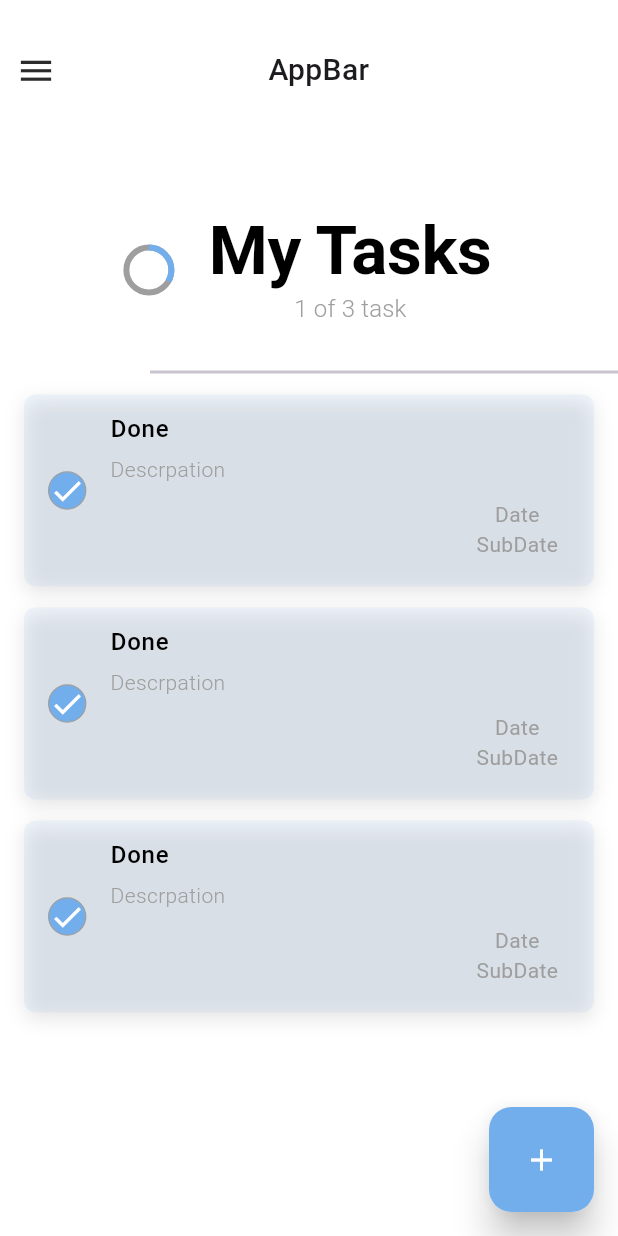
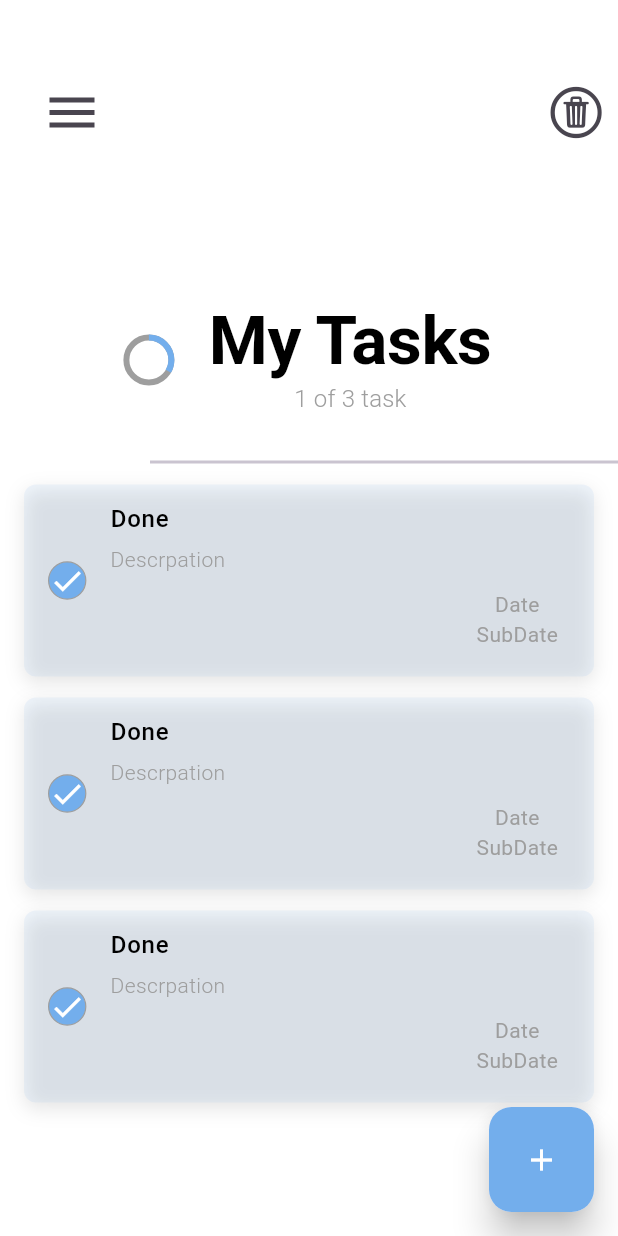
Before and after one commit to nguyenquangtung004/AppToDo, a Flutter app: the screen it shows after launch, on a phone screen of 412 x 824 dp. Run offline on Flutter 3.47's test engine with Material 3 defaults, Android fonts, the phone set to English and light mode, and no system bars; drawn by our look-alikes of flutter_slider_drawer; our stand-ins replace animate_do, hive, hive_flutter, lottie; accounts and stored records are empty.

Commit message:
tái cấu trúc HomeView với HomeAppBar tái sử dụng và cải thiện SliderDrawer

```diff
--- /dev/null
+++ b/lib/views/home/components/home_app_bar.dart
@@ -0,0 +1,85 @@
+  import 'package:flutter/cupertino.dart';
+  import 'package:flutter/material.dart';
+  import 'package:flutter_slider_drawer/flutter_slider_drawer.dart';
+
+  class HomeAppBar extends StatefulWidget {
+    const HomeAppBar({super.key, required this.drawerKey});
+    final GlobalKey<SliderDrawerState> drawerKey;
+
+    @override
+    State<HomeAppBar> createState() => _HomeAppBarState();
+  }
+
+  class _HomeAppBarState extends State<HomeAppBar>
+      with SingleTickerProviderStateMixin {
+    late AnimationController animationController;
+    bool isDrawerOpen = false;
+
+    @override
+    void initState() {
+      animationController = AnimationController(
+        vsync: this,
+        duration: const Duration(seconds: 1),
+      );
+      super.initState();
+    }
+
+    @override
+    void dispose() {
+      animationController.dispose();
+      super.dispose();
+    }
+    //OnToggle
+    void onDrawerToggle(){
+      setState(() {
+        isDrawerOpen = !isDrawerOpen;// Đảo trạng thái: true -> false hoặc ngược lại.
+        if(isDrawerOpen){
+          animationController.forward();// Kích hoạt hiệu ứng chuyển sang trạng thái "đóng".
+          widget.drawerKey.currentState!.openSlider();// Mở ngăn kéo.
+
+        }else{
+          animationController.reverse();// Kích hoạt hiệu ứng chuyển sang trạng thái "mở".
+          widget.drawerKey.currentState!.closeSlider(); // Đóng ngăn kéo.
+        }
+      });
+    }
+
+    @override
+    Widget build(BuildContext context) {
+      return SizedBox(
+        width: double.infinity,
+        height: 130,
+        child: Padding(
+          padding: const EdgeInsets.only(top: 20),
+          child: Row(
+            mainAxisAlignment: MainAxisAlignment.spaceBetween,
+            children: [
+              Padding(
+                padding: const EdgeInsets.only(left: 20),
+                child: IconButton(
+                  onPressed: onDrawerToggle,
+                  icon: AnimatedIcon(
+                    icon: AnimatedIcons.menu_close,
+                    progress: animationController,
+                    size: 40,
+                  ),
+                ),
+              ),
+              Padding(
+                padding: const EdgeInsets.only(left: 20),
+                child: IconButton(
+                  onPressed: (){
+                    //
+                  },
+                  icon: const Icon(
+                    CupertinoIcons.trash_circle,
+                    size: 40,
+                  ),
+                ),
+              ),
+            ],
+          ),
+        ),
+      );
+    }
+  }
--- a/lib/views/home/home_view.dart
+++ b/lib/views/home/home_view.dart
@@ -1,6 +1,7 @@
 import 'package:app_to_do/untils/app_colors.dart';
 import 'package:app_to_do/untils/constants.dart';
 import 'package:app_to_do/views/home/components/fab.dart';
+import 'package:app_to_do/views/home/components/home_app_bar.dart';
 import 'package:app_to_do/views/home/widget/task_widget.dart';
 import 'package:flutter/material.dart';
 import 'package:app_to_do/untils/app_str.dart';
@@ -27,7 +28,7 @@ class HomeView extends StatefulWidget {
 
 class _HomeViewState extends State<HomeView> {
   //Import thư viện SliderDrawer
-  GlobalKey<SliderDrawerState> dKey = GlobalKey<SliderDrawerState>();
+  GlobalKey<SliderDrawerState> drawerKey = GlobalKey<SliderDrawerState>();
   final List<int> tesing = [2, 232, 51];
 
   @override
@@ -40,7 +41,13 @@ class _HomeViewState extends State<HomeView> {
 
       //Body
       body: SliderDrawer(
-          slider: Container(),
+        key: drawerKey,
+          isDraggable: false,
+          animationDuration: 1000,
+          slider: Container(
+            color: Colors.red,//Thêm màu cho background
+          ),
+          appBar: HomeAppBar(drawerKey: drawerKey,),
           child: _buildHomeBody(textTheme)
       ),
     );
```
